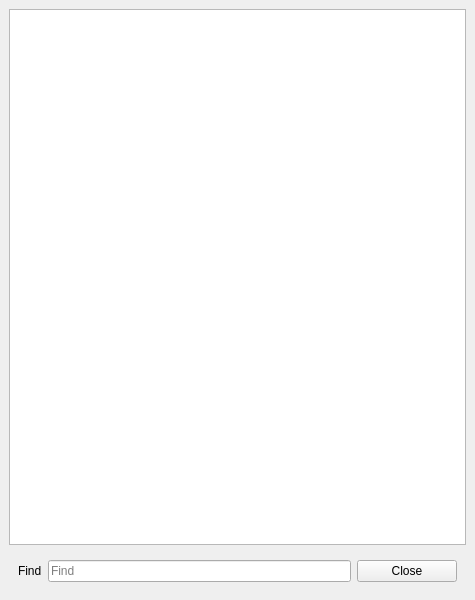
First picture: the form in UI/glitch-floating-source.ui, repository textbrowser/glitch, before the edit.
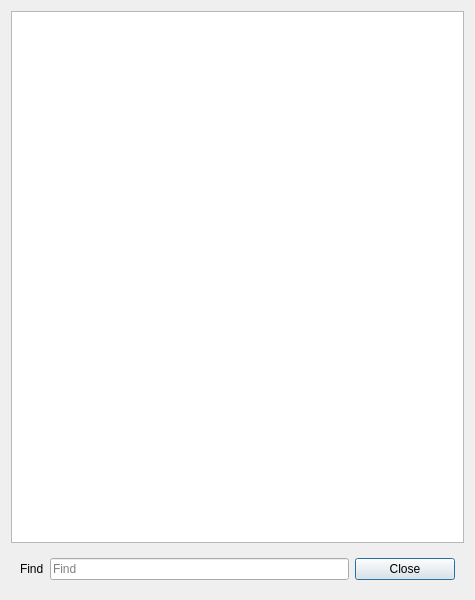
Second picture: the form after the edit. Icons and pictures are not drawn.

Commit message: Floating source.

```diff
--- a/UI/glitch-floating-source.ui
+++ b/UI/glitch-floating-source.ui
@@ -1,7 +1,7 @@
 <?xml version="1.0" encoding="UTF-8"?>
 <ui version="4.0">
  <class>glitch_floating_source</class>
- <widget class="QMainWindow" name="glitch_floating_source">
+ <widget class="QDialog" name="glitch_floating_source">
   <property name="geometry">
    <rect>
     <x>0</x>
@@ -17,8 +17,7 @@
    <iconset resource="../Icons/icons.qrc">
     <normaloff>:/Logo/glitch-logo.png</normaloff>:/Logo/glitch-logo.png</iconset>
   </property>
-  <widget class="QWidget" name="centralwidget">
-   <layout class="QVBoxLayout" name="verticalLayout_2">
+  <layout class="QVBoxLayout" name="verticalLayout">
     <item>
      <widget class="QTextBrowser" name="text"/>
     </item>
@@ -60,12 +59,6 @@
     </item>
    </layout>
   </widget>
- </widget>
- <tabstops>
-  <tabstop>text</tabstop>
-  <tabstop>find</tabstop>
-  <tabstop>close</tabstop>
- </tabstops>
  <resources>
   <include location="../Icons/icons.qrc"/>
  </resources>
```
Lines whose indentation alone changed are shown as unchanged. The commit also changes 2 other files.
